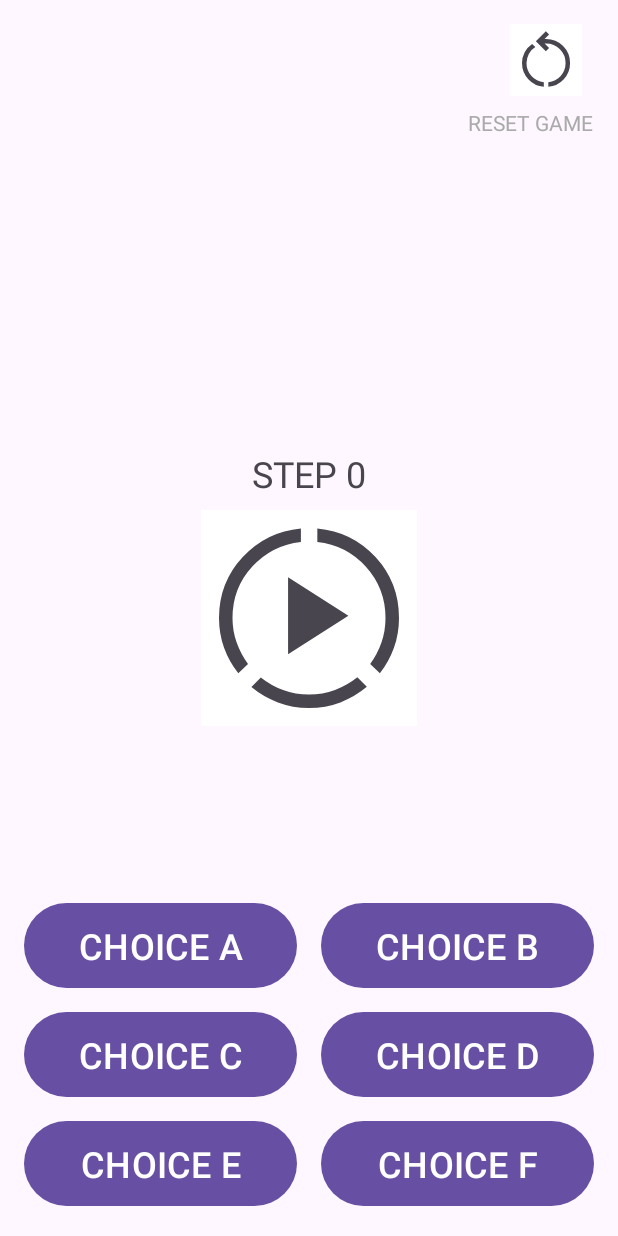
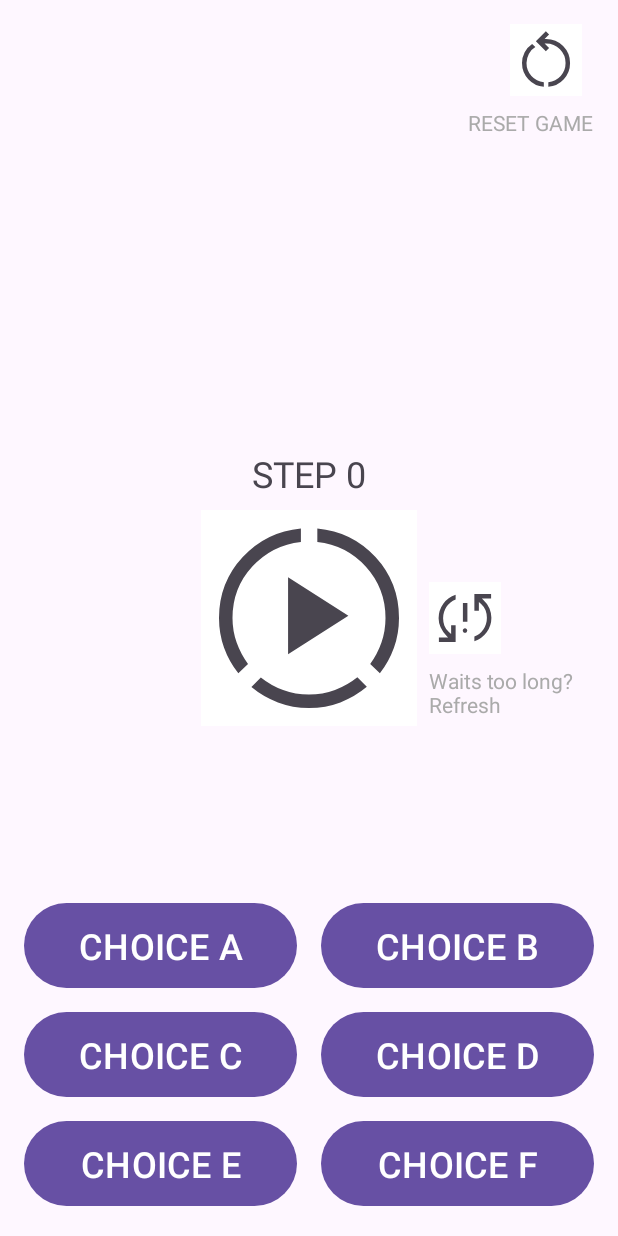
Before and after one commit to egornemov/polyglot-game, an Android app: the layout fragment_quiz_card.xml on its own in the app's theme, with its tools: preview values and no code run, on a phone screen of 412 x 824 dp. Run offline under Robolectric (Android 15) with nearby library versions, the phone set to English and light mode, and no system bars.

Commit message:
Pause track on moving to background and resume on return; refresh broken link

```diff
--- a/app/src/main/java/com/egornemov/polyglotgame/di/ServiceLocator.kt
+++ b/app/src/main/java/com/egornemov/polyglotgame/di/ServiceLocator.kt
@@ -12,7 +12,7 @@ class ServiceLocator {
     lateinit var mediaPlayer: MediaPlayer
 
     private val languages = Data.languageMap.keys.toList()
-    private val flattenedList = Data.languageMap.flatMap { entry ->
+    val flattenedList = Data.languageMap.flatMap { entry ->
         entry.value.map { value -> entry.key to value }
     }
 
--- /dev/null
+++ b/app/src/main/res/drawable/sync_problem_48px.xml
@@ -0,0 +1,10 @@
+<vector xmlns:android="http://schemas.android.com/apk/res/android"
+    android:width="48dp"
+    android:height="48dp"
+    android:viewportWidth="960"
+    android:viewportHeight="960"
+    android:tint="?attr/colorControlNormal">
+  <path
+      android:fillColor="@android:color/white"
+      android:pathData="M132,800L132,740L255,740L241,726Q181,666 154.5,604.5Q128,543 128,484Q128,375 190.5,289Q253,203 355,170L355,232Q279,262 233.5,331Q188,400 188,484Q188,536 205.5,582.5Q223,629 265,667L295,694L295,577L355,577L355,800L132,800ZM480,678Q468,678 459,669Q450,660 450,648Q450,636 459,627Q468,618 480,618Q492,618 501,627Q510,636 510,648Q510,660 501,669Q492,678 480,678ZM452,530L452,281L512,281L512,530L452,530ZM605,791L605,728Q681,699 726.5,630Q772,561 772,477Q772,423 754,376.5Q736,330 695,293L665,266L665,383L605,383L605,160L828,160L828,220L704,220L719,234Q781,291 806.5,354Q832,417 832,477Q832,585 769,671.5Q706,758 605,791Z"/>
+</vector>
--- a/app/src/main/res/layout/fragment_quiz_card.xml
+++ b/app/src/main/res/layout/fragment_quiz_card.xml
@@ -61,6 +61,31 @@
         android:visibility="gone"
         android:layout_width="wrap_content"
         android:layout_height="wrap_content"/>
+
+    <ImageButton
+        android:id="@+id/btn_refresh"
+        android:layout_width="wrap_content"
+        android:layout_height="wrap_content"
+        android:layout_margin="8dp"
+        android:background="@color/white"
+        android:visibility="gone"
+        tools:visibility="visible"
+        app:layout_constraintTop_toTopOf="parent"
+        app:layout_constraintBottom_toBottomOf="parent"
+        app:layout_constraintStart_toEndOf="@+id/btn_play"
+        android:src="@drawable/sync_problem_48px"/>
+
+    <TextView
+        android:id="@+id/tv_refresh"
+        android:layout_width="wrap_content"
+        android:layout_height="wrap_content"
+        android:layout_margin="8dp"
+        tools:visibility="visible"
+        android:text="Waits too long?\nRefresh"
+        android:textColor="@android:color/darker_gray"
+        android:visibility="gone"
+        app:layout_constraintTop_toBottomOf="@+id/btn_refresh"
+        app:layout_constraintStart_toEndOf="@+id/btn_play"/>
 
     <LinearLayout
         android:id="@+id/ll_buttons_ab"
--- a/app/src/main/res/values/colors.xml
+++ b/app/src/main/res/values/colors.xml
@@ -4,4 +4,5 @@
     <color name="white">#FFFFFFFF</color>
     <color name="holo_orange_light_1f">#1fffbb33</color>
     <color name="splash_background">#0056B9</color>
+    <color name="splash_logo">#FFD800</color>
 </resources>
```
Also changed, not shown: app/src/main/java/com/egornemov/polyglotgame/view/QuizCardFragment.kt (+54 -13 lines), app/src/main/res/drawable/attractions_48px.xml (added, +9 -0 lines), app/src/main/res/layout/activity_main.xml (+7 -5 lines).
